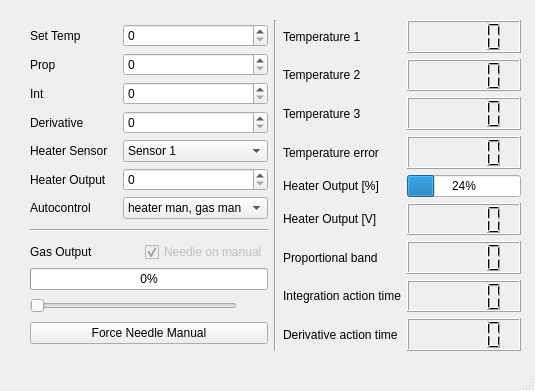
Above: Oxford/ITC_control.ui from Cryostat-GUI/Cryostat-GUI before the change. Below: the same form after it.
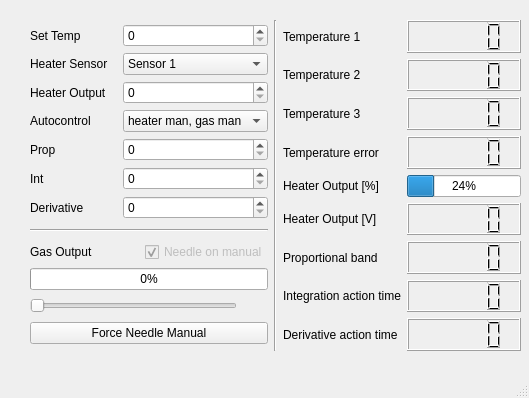
That is the form after the change.

Commit message: ITC window improvements

Patch:
```diff
--- a/Oxford/ITC_control.ui
+++ b/Oxford/ITC_control.ui
@@ -6,8 +6,8 @@
    <rect>
     <x>0</x>
     <y>0</y>
-    <width>535</width>
-    <height>391</height>
+    <width>529</width>
+    <height>398</height>
    </rect>
   </property>
   <property name="windowTitle">
@@ -34,57 +34,60 @@
          <property name="spacing">
           <number>6</number>
          </property>
-         <item row="2" column="0">
-          <widget class="QLabel" name="label_3">
-           <property name="text">
-            <string>Int</string>
-           </property>
-          </widget>
-         </item>
          <item row="0" column="1">
           <widget class="QSpinBox" name="spinBox"/>
          </item>
+         <item row="0" column="0">
+          <widget class="QLabel" name="label">
+           <property name="text">
+            <string>Set Temp</string>
+           </property>
+          </widget>
+         </item>
          <item row="1" column="0">
-          <widget class="QLabel" name="label_2">
+          <widget class="QLabel" name="label_6">
            <property name="text">
-            <string>Prop</string>
+            <string>Heater Sensor</string>
            </property>
           </widget>
          </item>
          <item row="1" column="1">
-          <widget class="QSpinBox" name="spinBox_2"/>
+          <widget class="QComboBox" name="comboBox">
+           <item>
+            <property name="text">
+             <string>Sensor 1</string>
+            </property>
+           </item>
+           <item>
+            <property name="text">
+             <string>Sensor 2</string>
+            </property>
+           </item>
+           <item>
+            <property name="text">
+             <string>Sensor 3</string>
+            </property>
+           </item>
+          </widget>
+         </item>
+         <item row="2" column="0">
+          <widget class="QLabel" name="label_5">
+           <property name="text">
+            <string>Heater Output</string>
+           </property>
+          </widget>
          </item>
          <item row="2" column="1">
-          <widget class="QSpinBox" name="spinBox_3"/>
-         </item>
-         <item row="5" column="1">
           <widget class="QSpinBox" name="spinBox_6"/>
          </item>
-         <item row="3" column="1">
-          <widget class="QSpinBox" name="spinBox_4"/>
-         </item>
          <item row="3" column="0">
-          <widget class="QLabel" name="label_4">
+          <widget class="QLabel" name="label_7">
            <property name="text">
-            <string>Derivative</string>
+            <string>Autocontrol</string>
            </property>
           </widget>
          </item>
-         <item row="5" column="0">
-          <widget class="QLabel" name="label_5">
-           <property name="text">
-            <string>Heater Output</string>
-           </property>
-          </widget>
-         </item>
-         <item row="4" column="0">
-          <widget class="QLabel" name="label_6">
-           <property name="text">
-            <string>Heater Sensor</string>
-           </property>
-          </widget>
-         </item>
-         <item row="6" column="1">
+         <item row="3" column="1">
           <widget class="QComboBox" name="comboBox_2">
            <item>
             <property name="text">
@@ -108,38 +111,35 @@
            </item>
           </widget>
          </item>
+         <item row="4" column="0">
+          <widget class="QLabel" name="label_2">
+           <property name="text">
+            <string>Prop</string>
+           </property>
+          </widget>
+         </item>
          <item row="4" column="1">
-          <widget class="QComboBox" name="comboBox">
-           <item>
-            <property name="text">
-             <string>Sensor 1</string>
-            </property>
-           </item>
-           <item>
-            <property name="text">
-             <string>Sensor 2</string>
-            </property>
-           </item>
-           <item>
-            <property name="text">
-             <string>Sensor 3</string>
-            </property>
-           </item>
+          <widget class="QSpinBox" name="spinBox_2"/>
+         </item>
+         <item row="5" column="0">
+          <widget class="QLabel" name="label_3">
+           <property name="text">
+            <string>Int</string>
+           </property>
           </widget>
          </item>
+         <item row="5" column="1">
+          <widget class="QSpinBox" name="spinBox_3"/>
+         </item>
          <item row="6" column="0">
-          <widget class="QLabel" name="label_7">
+          <widget class="QLabel" name="label_4">
            <property name="text">
-            <string>Autocontrol</string>
+            <string>Derivative</string>
            </property>
           </widget>
          </item>
-         <item row="0" column="0">
-          <widget class="QLabel" name="label">
-           <property name="text">
-            <string>Set Temp</string>
-           </property>
-          </widget>
+         <item row="6" column="1">
+          <widget class="QSpinBox" name="spinBox_4"/>
          </item>
         </layout>
        </item>
@@ -267,7 +267,7 @@
         </widget>
        </item>
        <item row="1" column="1">
-        <widget class="QLCDNumber" name="lcdNumber"/>
+        <widget class="QLCDNumber" name="lcdTemp"/>
        </item>
        <item row="5" column="0">
         <widget class="QLabel" name="label_12">
@@ -349,7 +349,7 @@
     <rect>
      <x>0</x>
      <y>0</y>
-     <width>535</width>
+     <width>529</width>
      <height>21</height>
     </rect>
    </property>
```
Left out of the diff: 19 changed lines with no effect on the pictures. The commit also changes 5 other files.
